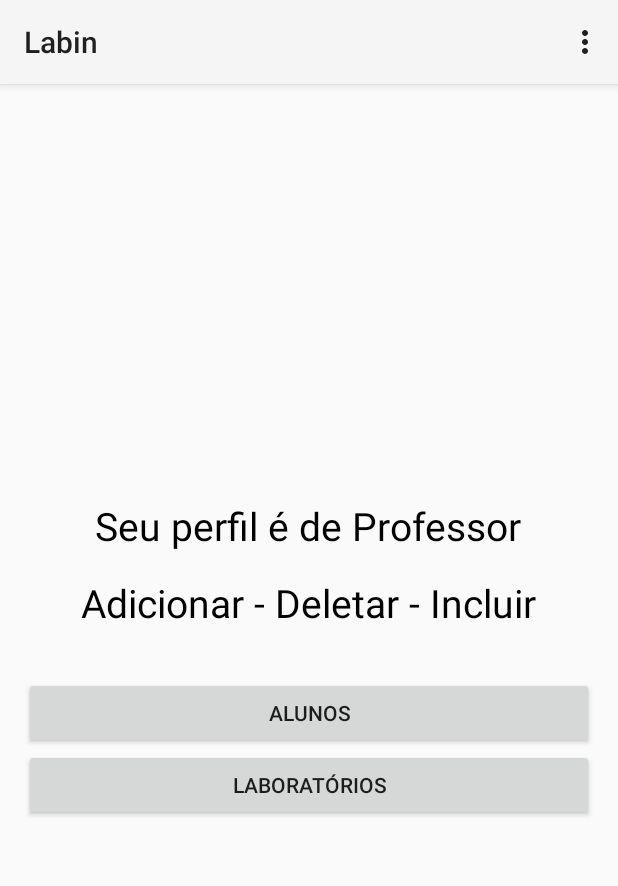
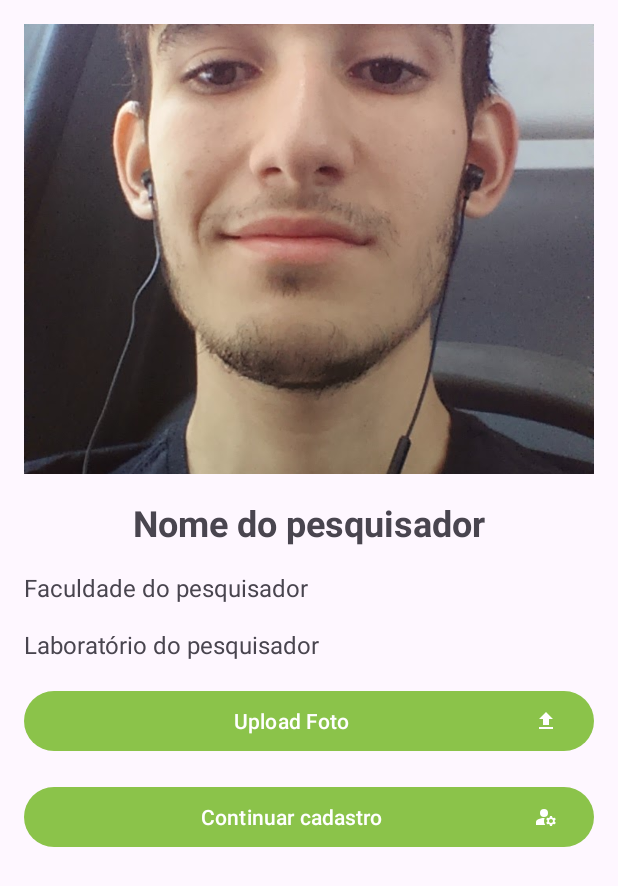
Before and after one commit to LourdesOshiroIgarashi/programacao-para-dispositivos-moveis, an Android app: the screen it shows after launch once a user with an empty profile is signed in (MainActivity before the commit, configuracoes after it), in the options menu, after a tap on "Configurações", on a phone screen of 412 x 824 dp. Shown: the top 886 px of the screen. Run offline under Robolectric (Android 15) with nearby library versions, the phone set to English and light mode, and no system bars; our stand-ins replace Firebase (no records; nobody signed in at launch, a user with empty details on screens opened directly); 3 statements that could not run were skipped.

Commit message:
feat(pesquisador): adiciona recursos de continuar o cadastro assim como adicionar uma foto e recuperar os dados da firebase

```diff
--- a/app/src/main/java/com/example/labin/view/fragment/LaboratoriosFragment.java
+++ b/app/src/main/java/com/example/labin/view/fragment/LaboratoriosFragment.java
@@ -1,23 +1,18 @@
 package com.example.labin.view.fragment;
 
-import android.content.Intent;
 import android.os.Bundle;
 
-import androidx.annotation.NonNull;
 import androidx.fragment.app.Fragment;
 import androidx.recyclerview.widget.LinearLayoutManager;
 import androidx.recyclerview.widget.RecyclerView;
 
 import android.view.LayoutInflater;
-import android.view.MotionEvent;
 import android.view.View;
 import android.view.ViewGroup;
-import android.widget.Toast;
 
 import com.example.labin.R;
 import com.example.labin.view.adapter.LaboratoriosAdapter;
 import com.example.labin.view.entities.Laboratorio;
-import com.example.labin.view.view.LocalizacaoLaboratorios;
 import com.google.firebase.database.DataSnapshot;
 import com.google.firebase.database.DatabaseError;
 import com.google.firebase.database.DatabaseReference;
--- a/app/src/main/java/com/example/labin/view/view/MainActivity.java
+++ b/app/src/main/java/com/example/labin/view/view/MainActivity.java
@@ -20,7 +20,7 @@ public class MainActivity extends AppCompatActivity {
 
     private Button btnAddAluno, btnVisualizarLaboratorio;
     private FirebaseAuth auth;
-    private Button logout;
+
     @Override
     protected void onCreate(Bundle savedInstanceState) {
         super.onCreate(savedInstanceState);
@@ -63,6 +63,9 @@ public class MainActivity extends AppCompatActivity {
         if(item.getItemId()==R.id.logout){
             auth.signOut();
             irLogin();
+        }else{
+            Intent i = new Intent(getApplicationContext(), configuracoes.class);
+            startActivity(i);
         }
 
         return super.onOptionsItemSelected(item);
--- /dev/null
+++ b/app/src/main/java/com/example/labin/view/view/configuracoes.java
@@ -0,0 +1,150 @@
+package com.example.labin.view.view;
+
+import androidx.annotation.NonNull;
+import androidx.appcompat.app.AppCompatActivity;
+
+import android.content.Intent;
+import android.graphics.Bitmap;
+import android.net.Uri;
+import android.os.Bundle;
+import android.view.View;
+import android.widget.Button;
+import android.widget.ImageView;
+import android.widget.TextView;
+import android.widget.Toast;
+
+import com.example.labin.R;
+import com.example.labin.view.entities.Aluno;
+import com.example.labin.view.entities.Pesquisador;
+import com.google.android.gms.tasks.OnCompleteListener;
+import com.google.android.gms.tasks.OnFailureListener;
+import com.google.android.gms.tasks.OnSuccessListener;
+import com.google.android.gms.tasks.Task;
+import com.google.firebase.auth.FirebaseAuth;
+import com.google.firebase.auth.FirebaseUser;
+import com.google.firebase.database.DataSnapshot;
+import com.google.firebase.database.DatabaseError;
+import com.google.firebase.database.DatabaseReference;
+import com.google.firebase.database.FirebaseDatabase;
+import com.google.firebase.database.ValueEventListener;
+import com.google.firebase.storage.FirebaseStorage;
+import com.google.firebase.storage.StorageReference;
+import com.google.firebase.storage.UploadTask;
+
+import java.io.ByteArrayInputStream;
+import java.io.ByteArrayOutputStream;
+import java.util.UUID;
+import java.util.concurrent.Executor;
+
+public class configuracoes extends AppCompatActivity {
+
+    private Button addFoto;
+    private ImageView imagemFoto;
+    private TextView nomePesquisador, faculdadePesquisador, LaboratorioPesquisador;
+    private FirebaseDatabase database;
+    private DatabaseReference reference;
+    @Override
+    protected void onCreate(Bundle savedInstanceState) {
+        super.onCreate(savedInstanceState);
+        setContentView(R.layout.activity_configuracoes);
+
+        addFoto = findViewById(R.id.addFoto);
+        imagemFoto = findViewById(R.id.imagemFoto);
+        nomePesquisador = findViewById(R.id.nomePesquisador);
+        faculdadePesquisador = findViewById(R.id.faculdadePesquisador);
+        LaboratorioPesquisador = findViewById(R.id.LaboratorioPesquisador);
+
+
+
+
+
+
+        FirebaseAuth firebaseAuth = FirebaseAuth.getInstance();
+        FirebaseUser firebaseUser = firebaseAuth.getCurrentUser();
+        String uid = firebaseUser.getUid();
+        database = FirebaseDatabase.getInstance();
+        reference = FirebaseDatabase.getInstance().getReference().child("Pesquisador").child(uid);
+        try {
+            Toast.makeText(this, reference.toString(), Toast.LENGTH_LONG).show();
+            reference.addListenerForSingleValueEvent(new ValueEventListener() {
+                @Override
+                public void onDataChange(@NonNull DataSnapshot dataSnapshot) {
+                    Pesquisador pesquisador = dataSnapshot.getValue(Pesquisador.class);
+                    nomePesquisador.setText(pesquisador.getNome());
+                    faculdadePesquisador.setText(pesquisador.getFaculdade());
+                    LaboratorioPesquisador.setText(pesquisador.getLaboratorio());
+                }
+
+                @Override
+                public void onCancelled(@NonNull DatabaseError error) {
+
+                }
+            });
+
+        }catch (Exception e){
+            nomePesquisador.setText("");
+            faculdadePesquisador.setText("");
+            LaboratorioPesquisador.setText("");
+        }
+
+
+
+        addFoto.setOnClickListener(new View.OnClickListener() {
+            @Override
+            public void onClick(View v) {
+
+
+                //configurar para imagem ser salva em memoria
+                imagemFoto.setDrawingCacheEnabled(true);
+                imagemFoto.buildDrawingCache();
+
+                //recuperar bitmap da imagem
+                Bitmap bitmap = imagemFoto.getDrawingCache();
+
+                //comprimir o bitmap para um formato png/jpeg
+                ByteArrayOutputStream baos = new ByteArrayOutputStream();
+                bitmap.compress(Bitmap.CompressFormat.JPEG, 100, baos);
+
+                byte[] dadosImagem = baos.toByteArray();
+
+
+
+                StorageReference storageReference = FirebaseStorage.getInstance().getReference();
+                StorageReference imagens = storageReference.child("imagens");
+
+                //Nome da imagem aleatoria
+                String nomeArquivo = UUID.randomUUID().toString();
+                StorageReference imagemRef = imagens.child(nomeArquivo+".jpeg");
+
+                UploadTask uploadTask = imagemRef.putBytes(dadosImagem);
+
+                uploadTask.addOnFailureListener(configuracoes.this, new OnFailureListener() {
+                    @Override
+                    public void onFailure(@NonNull Exception e) {
+                        Toast.makeText(configuracoes.this, "Upload da imagem falhou: "+e.getMessage(), Toast.LENGTH_LONG).show();
+                    }
+                }).addOnSuccessListener(configuracoes.this, new OnSuccessListener<UploadTask.TaskSnapshot>() {
+                    @Override
+                    public void onSuccess(UploadTask.TaskSnapshot taskSnapshot) {
+                        imagemRef.getDownloadUrl().addOnCompleteListener(new OnCompleteListener<Uri>() {
+                            @Override
+                            public void onComplete(@NonNull Task<Uri> task) {
+                                Uri url = task.getResult();
+                                Toast.makeText(configuracoes.this, "Sucesso no upload da imagem: ", Toast.LENGTH_LONG).show();
+                            }
+                        });
+                    }
+                });
+
+
+
+            }
+        });
+    }
+
+    public  void continuarCadastro(View view){
+        Toast.makeText(configuracoes.this, "iniciando a atividade de cadastro", Toast.LENGTH_LONG).show();
+        Intent i = new Intent(this, cadastroPesquisador.class);
+        startActivity(i);
+    }
+}
--- /dev/null
+++ b/app/src/main/res/drawable/baseline_manage_accounts_24.xml
@@ -0,0 +1,7 @@
+<vector android:height="16dp" android:tint="#FFFFFF"
+    android:viewportHeight="24" android:viewportWidth="24"
+    android:width="16dp" xmlns:android="http://schemas.android.com/apk/res/android">
+    <path android:fillColor="@android:color/white" android:pathData="M10,8m-4,0a4,4 0,1 1,8 0a4,4 0,1 1,-8 0"/>
+    <path android:fillColor="@android:color/white" android:pathData="M10.67,13.02C10.45,13.01 10.23,13 10,13c-2.42,0 -4.68,0.67 -6.61,1.82C2.51,15.34 2,16.32 2,17.35V20h9.26C10.47,18.87 10,17.49 10,16C10,14.93 10.25,13.93 10.67,13.02z"/>
+    <path android:fillColor="@android:color/white" android:pathData="M20.75,16c0,-0.22 -0.03,-0.42 -0.06,-0.63l1.14,-1.01l-1,-1.73l-1.45,0.49c-0.32,-0.27 -0.68,-0.48 -1.08,-0.63L18,11h-2l-0.3,1.49c-0.4,0.15 -0.76,0.36 -1.08,0.63l-1.45,-0.49l-1,1.73l1.14,1.01c-0.03,0.21 -0.06,0.41 -0.06,0.63s0.03,0.42 0.06,0.63l-1.14,1.01l1,1.73l1.45,-0.49c0.32,0.27 0.68,0.48 1.08,0.63L16,21h2l0.3,-1.49c0.4,-0.15 0.76,-0.36 1.08,-0.63l1.45,0.49l1,-1.73l-1.14,-1.01C20.72,16.42 20.75,16.22 20.75,16zM17,18c-1.1,0 -2,-0.9 -2,-2s0.9,-2 2,-2s2,0.9 2,2S18.1,18 17,18z"/>
+</vector>
--- /dev/null
+++ b/app/src/main/res/drawable/baseline_upload_24.xml
@@ -0,0 +1,5 @@
+<vector android:height="16dp" android:tint="#FFFFFF"
+    android:viewportHeight="24" android:viewportWidth="24"
+    android:width="16dp" xmlns:android="http://schemas.android.com/apk/res/android">
+    <path android:fillColor="@android:color/white" android:pathData="M5,20h14v-2H5V20zM5,10h4v6h6v-6h4l-7,-7L5,10z"/>
+</vector>
--- /dev/null
+++ b/app/src/main/res/layout/activity_configuracoes.xml
@@ -0,0 +1,61 @@
+<?xml version="1.0" encoding="utf-8"?>
+<LinearLayout xmlns:android="http://schemas.android.com/apk/res/android"
+    xmlns:app="http://schemas.android.com/apk/res-auto"
+    xmlns:tools="http://schemas.android.com/tools"
+    android:layout_width="match_parent"
+    android:layout_height="match_parent"
+    android:orientation="vertical"
+    android:padding="16dp"
+    tools:context=".view.view.configuracoes">
+
+    <ImageView
+        android:id="@+id/imagemFoto"
+        android:layout_width="match_parent"
+        android:layout_height="300dp"
+        android:adjustViewBounds="false"
+        android:cropToPadding="false"
+        android:scaleType="centerCrop"
+        app:srcCompat="@drawable/everton" />
+
+    <TextView
+        android:id="@+id/nomePesquisador"
+        android:layout_width="match_parent"
+        android:layout_height="wrap_content"
+        android:layout_marginTop="16dp"
+        android:text="Nome do pesquisador"
+        android:textAlignment="center"
+        android:textSize="24sp"
+        android:textStyle="bold" />
+
+    <TextView
+        android:id="@+id/faculdadePesquisador"
+        android:layout_width="match_parent"
+        android:layout_height="wrap_content"
+        android:layout_marginTop="16dp"
+        android:text="Faculdade do pesquisador"
+        android:textSize="16sp" />
+
+    <TextView
+        android:id="@+id/LaboratorioPesquisador"
+        android:layout_width="match_parent"
+        android:layout_height="wrap_content"
+        android:layout_marginTop="16dp"
+        android:text="Laboratório do pesquisador"
+        android:textSize="16sp" />
+
+    <Button
+        android:id="@+id/addFoto"
+        android:layout_width="match_parent"
+        android:layout_height="wrap_content"
+        android:layout_marginTop="16dp"
+        android:text="Upload Foto"
+        android:drawableEnd="@drawable/baseline_upload_24"/>
+    <Button
+        android:id="@+id/addConfi"
+        android:layout_width="match_parent"
+        android:layout_height="wrap_content"
+        android:layout_marginTop="16dp"
+        android:text="Continuar cadastro"
+        android:onClick="continuarCadastro"
+        android:drawableEnd="@drawable/baseline_manage_accounts_24"/>
+</LinearLayout>
```
Also changed, not shown: app/src/main/AndroidManifest.xml (+6 -11 lines), app/src/main/java/com/example/labin/view/entities/Pesquisador.java (added, +43 -0 lines), app/src/main/java/com/example/labin/view/view/LocalizacaoLaboratorios.java (deleted, +0 -48 lines), app/src/main/java/com/example/labin/view/view/VisualizarAluno.java (deleted, +0 -33 lines), app/src/main/java/com/example/labin/view/view/cadastroPesquisador.java (added, +67 -0 lines), app/src/main/res/layout/activity_cadastro_pesquisador.xml (added, +55 -0 lines), app/src/main/res/layout/activity_localizacao_laboratorios.xml (deleted, +0 -20 lines), app/src/main/res/layout/activity_visualizar_aluno.xml (deleted, +0 -9 lines), app/src/main/res/drawable/everton.JPG (added).
